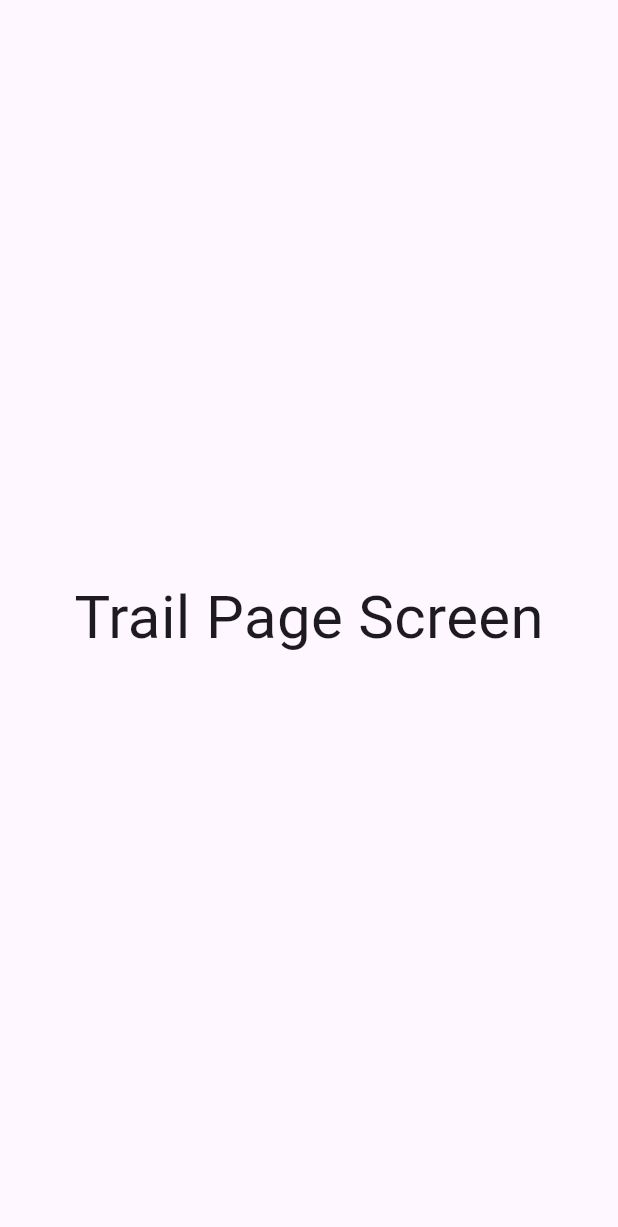
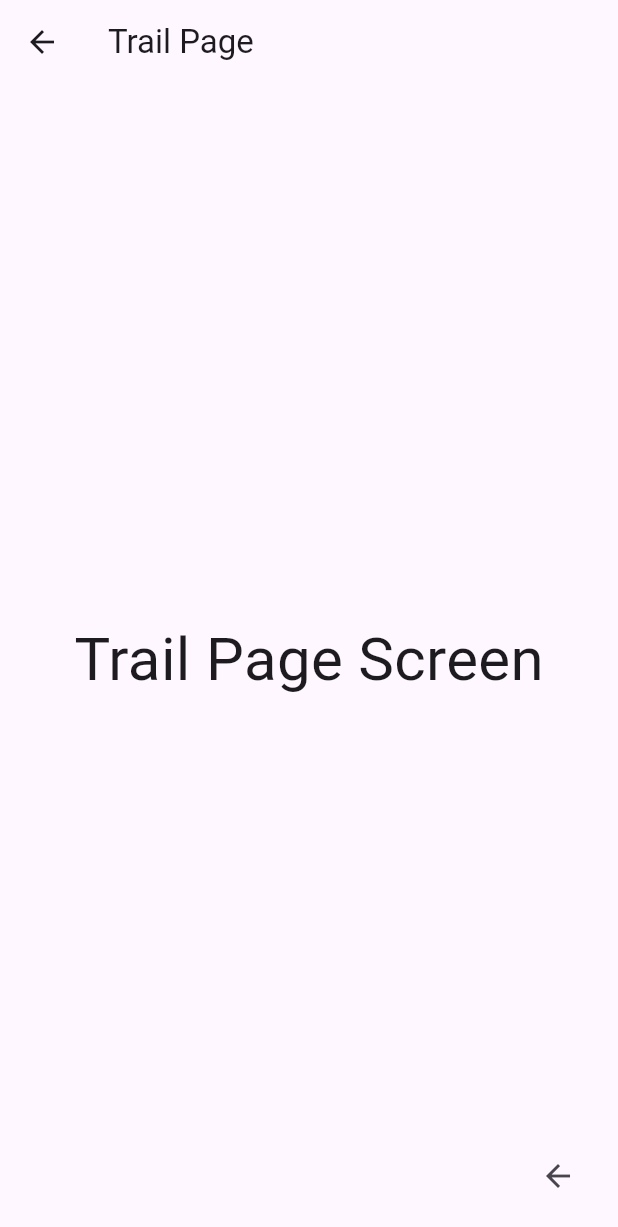
Before and after one commit to tharinduhccakalanka/grocery_app, a Flutter app: the Trail screen opened directly, on a phone screen of 412 x 824 dp. Shown: the top 1227 px of the screen. Run offline on Flutter 3.47's test engine with Material 3 defaults, Android fonts, the light colour scheme and no system bars; our stand-ins replace animate_do, awesome_dialog, firebase_auth, firebase_core, flutter_svg, logger; accounts and stored records are empty.

Commit message:
updated codes

```diff
--- a/lib/screens/main/trail/trail.dart
+++ b/lib/screens/main/trail/trail.dart
@@ -11,12 +11,21 @@ class _TrailState extends State<Trail> {
   @override
   Widget build(BuildContext context) {
     return Scaffold(
+      appBar: AppBar(
+        title: const Text("Trail Page"),
+      ),
       body: Center(
         child: Text(
           "Trail Page Screen",
           style: TextStyle(fontSize: 40),
         ),
       ),
+      floatingActionButton: IconButton(
+        icon: Icon(Icons.arrow_back),
+        onPressed: () {
+          Navigator.pop(context);
+        },
+      ),
     );
   }
 }
```
